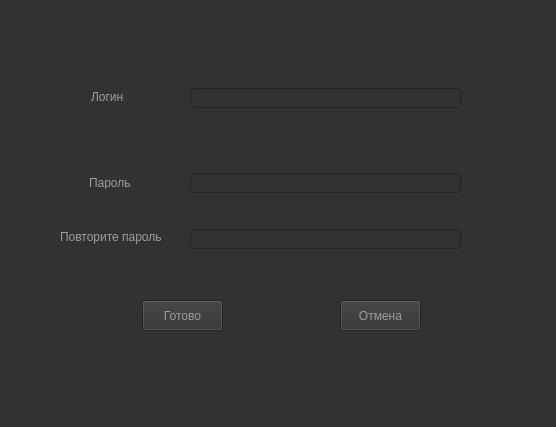
Qt form ui/LandP.ui (NIKITA-76/messenger_on_python) before a commit.
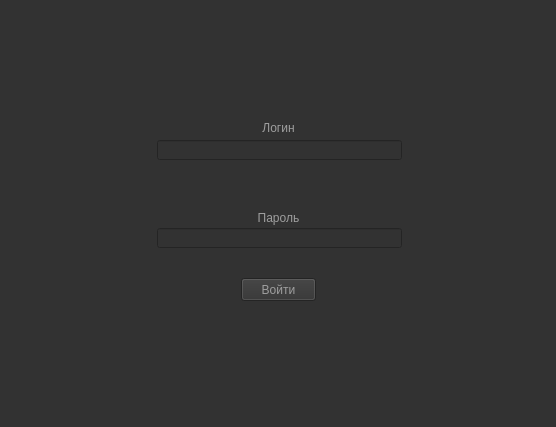
The same form after that commit. The open tabs and pages were chosen to show the change.

```diff
--- a/ui/LandP.ui
+++ b/ui/LandP.ui
@@ -87,22 +87,6 @@
        <string notr="true"/>
       </property>
      </widget>
-     <widget class="QPushButton" name="pushButton_to_reg">
-      <property name="geometry">
-       <rect>
-        <x>249</x>
-        <y>268</y>
-        <width>145</width>
-        <height>23</height>
-       </rect>
-      </property>
-      <property name="styleSheet">
-       <string notr="true">color: rgb(158, 158, 158);</string>
-      </property>
-      <property name="text">
-       <string>Создать аккаунт</string>
-      </property>
-     </widget>
      <widget class="QLabel" name="label_log_in">
       <property name="geometry">
        <rect>
@@ -125,7 +109,7 @@
      <widget class="QPushButton" name="pushButton_sign_in">
       <property name="geometry">
        <rect>
-        <x>145</x>
+        <x>231</x>
         <y>268</y>
         <width>75</width>
         <height>23</height>
@@ -158,137 +142,6 @@
       </property>
      </widget>
     </widget>
-    <widget class="QWidget" name="page_2">
-     <widget class="QLabel" name="label_info">
-      <property name="geometry">
-       <rect>
-        <x>130</x>
-        <y>258</y>
-        <width>279</width>
-        <height>20</height>
-       </rect>
-      </property>
-      <property name="styleSheet">
-       <string notr="true">color: rgb(158, 158, 158);</string>
-      </property>
-      <property name="text">
-       <string/>
-      </property>
-      <property name="alignment">
-       <set>Qt::AlignCenter</set>
-      </property>
-     </widget>
-     <widget class="QLineEdit" name="lineEdit_log">
-      <property name="geometry">
-       <rect>
-        <x>180</x>
-        <y>78</y>
-        <width>271</width>
-        <height>20</height>
-       </rect>
-      </property>
-     </widget>
-     <widget class="QLabel" name="label_pass2">
-      <property name="geometry">
-       <rect>
-        <x>50</x>
-        <y>219</y>
-        <width>101</width>
-        <height>16</height>
-       </rect>
-      </property>
-      <property name="styleSheet">
-       <string notr="true">color: rgb(158, 158, 158);</string>
-      </property>
-      <property name="text">
-       <string>Повторите пароль</string>
-      </property>
-     </widget>
-     <widget class="QLabel" name="label_log">
-      <property name="geometry">
-       <rect>
-        <x>81</x>
-        <y>80</y>
-        <width>47</width>
-        <height>13</height>
-       </rect>
-      </property>
-      <property name="styleSheet">
-       <string notr="true">color: rgb(158, 158, 158);</string>
-      </property>
-      <property name="text">
-       <string>Логин</string>
-      </property>
-     </widget>
-     <widget class="QPushButton" name="pushButton_ready">
-      <property name="geometry">
-       <rect>
-        <x>132</x>
-        <y>290</y>
-        <width>81</width>
-        <height>31</height>
-       </rect>
-      </property>
-      <property name="styleSheet">
-       <string notr="true">color: rgb(158, 158, 158);</string>
-      </property>
-      <property name="text">
-       <string>Готово</string>
-      </property>
-     </widget>
-     <widget class="QPushButton" name="pushButton_cancel">
-      <property name="geometry">
-       <rect>
-        <x>330</x>
-        <y>290</y>
-        <width>81</width>
-        <height>31</height>
-       </rect>
-      </property>
-      <property name="styleSheet">
-       <string notr="true">color: rgb(158, 158, 158);</string>
-      </property>
-      <property name="text">
-       <string>Отмена</string>
-      </property>
-     </widget>
-     <widget class="QLineEdit" name="lineEdit_pass2">
-      <property name="geometry">
-       <rect>
-        <x>180</x>
-        <y>219</y>
-        <width>271</width>
-        <height>20</height>
-       </rect>
-      </property>
-     </widget>
-     <widget class="QLineEdit" name="lineEdit_pass">
-      <property name="geometry">
-       <rect>
-        <x>180</x>
-        <y>163</y>
-        <width>271</width>
-        <height>20</height>
-       </rect>
-      </property>
-     </widget>
-     <widget class="QLabel" name="label_pass">
-      <property name="geometry">
-       <rect>
-        <x>79</x>
-        <y>166</y>
-        <width>47</width>
-        <height>13</height>
-       </rect>
-      </property>
-      <property name="styleSheet">
-       <string notr="true">color: rgb(158, 158, 158);</string>
-      </property>
-      <property name="text">
-       <string>Пароль</string>
-      </property>
-     </widget>
-    </widget>
    </widget>
   </widget>
  </widget>
```
